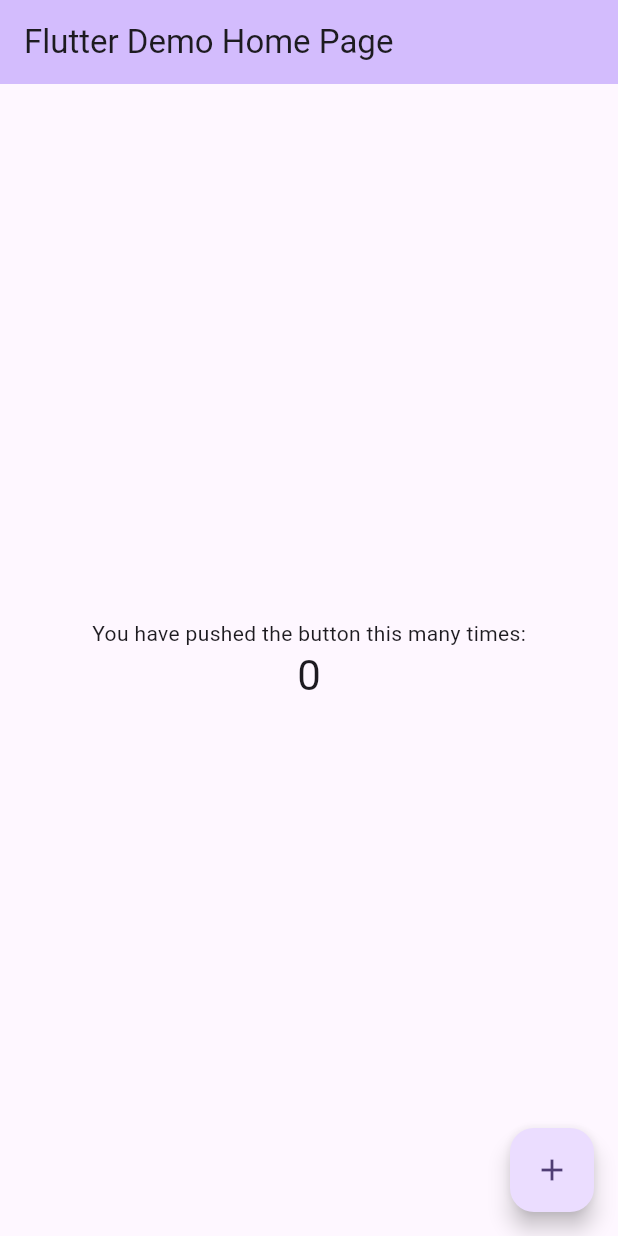
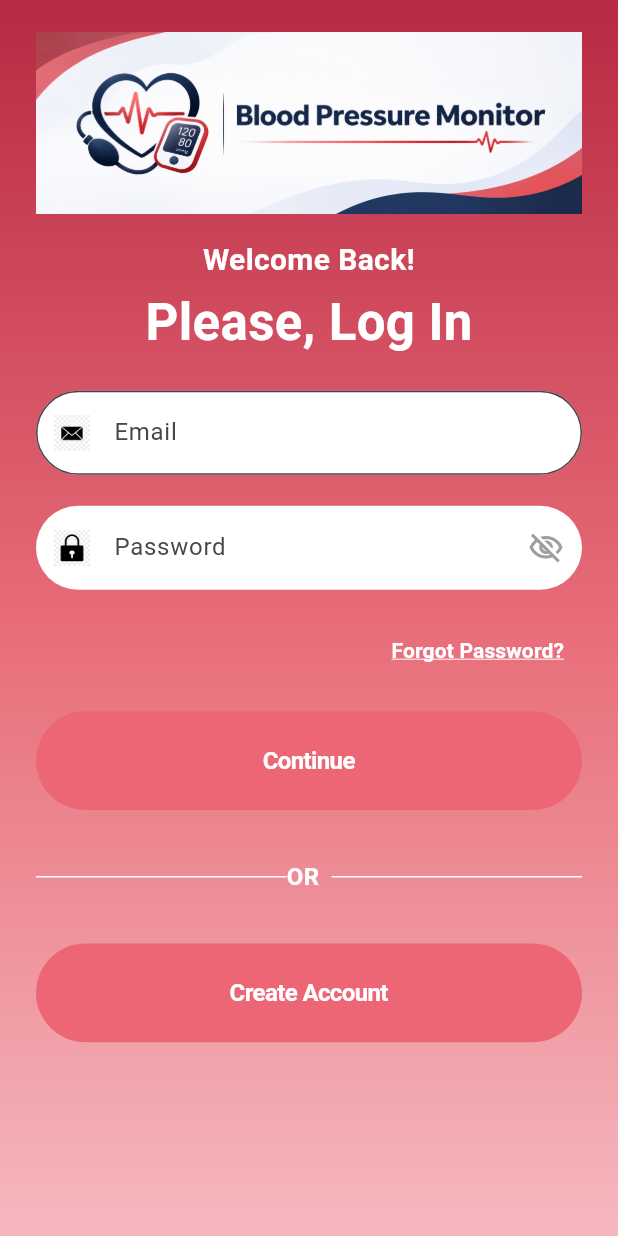
Before and after one commit to allisonvan/BloodPressureMonitorApp, a Flutter app: the screen it shows after launch, on a phone screen of 412 x 824 dp. Run offline on Flutter 3.47's test engine with Material 3 defaults, Android fonts, the phone set to English and light mode, and no system bars; our stand-ins replace firebase_auth, firebase_core; accounts and stored records are empty.

Commit message:
Add login UI and Firebase email authentication

```diff
--- /dev/null
+++ b/bloodpressureapplication/lib/loginpage_ui.dart
@@ -0,0 +1,383 @@
+import 'package:flutter/cupertino.dart';
+import 'package:flutter/material.dart';
+import 'package:firebase_auth/firebase_auth.dart';
+import 'package:bloodpressureapplication/createaccountgui.dart';
+import 'package:bloodpressureapplication/postloginpage.dart';
+
+
+String EmailIcon = 'assets/images/email_icon.png';
+String PasswordIcon = 'assets/images/password_icon.png';
+String PlaceholderIcon = 'assets/images/placeholder_icon.png';
+
+class LoginPageUI extends StatefulWidget {
+  const LoginPageUI({super.key});
+
+  @override
+  State<LoginPageUI> createState() => _LoginPageUIState();
+}
+
+class _LoginPageUIState extends State<LoginPageUI> {
+  final _formKey = GlobalKey<FormState>();
+  final _emailCtrl = TextEditingController();
+  final _passwordCtrl = TextEditingController();
+
+  bool _obscurePassword = true;
+  bool _isLoading = false;
+
+  @override
+  void dispose() {
+    _emailCtrl.dispose();
+    _passwordCtrl.dispose();
+    super.dispose();
+  }
+
+  Future<void> resetPassword() async {
+    final email = _emailCtrl.text.trim();
+    if (email.isEmpty) {
+      ScaffoldMessenger.of(context).showSnackBar(
+        const SnackBar(
+          content: Text("Please enter your email"),
+        ),
+      );
+      return;
+    }
+   try {
+    await FirebaseAuth.instance.sendPasswordResetEmail(email: email);
+    if (!mounted) return;
+    ScaffoldMessenger.of(context).showSnackBar(
+      const SnackBar(
+        content: Text("Password reset email sent"),
+      ),
+    );
+   } on FirebaseAuthException catch (e) {
+    if (!mounted) return;
+    ScaffoldMessenger.of(context).showSnackBar(
+      SnackBar(
+        content: Text(
+          e.code == 'invalid-email'
+            ? 'Please enter a valid email'
+            : 'Error sending password reset email. Please try again',
+            ),
+      ),
+    );
+   }
+  }
+
+  Future<void> _onContinue() async {
+    if (!_formKey.currentState!.validate()) {
+      return;
+    }
+    setState(() {
+      _isLoading = true;
+    });
+    try {
+      await FirebaseAuth.instance.signInWithEmailAndPassword(
+        email: _emailCtrl.text.trim(),
+        password: _passwordCtrl.text.trim(),
+      );
+      if (!mounted) return;
+      Navigator.pushReplacement(
+        context,
+        MaterialPageRoute(builder: (context) => const PostLoginPage()),
+      );
+    }
+      on FirebaseAuthException catch (e) {
+        if (!mounted) return;
+        String errorMessage;
+        switch (e.code) {
+          case 'invalid-email':
+            errorMessage = 'Please enter a valid email';
+            break;
+          case 'user-not-found':
+            errorMessage = 'No user found with this email';
+            break;
+          case 'wrong-password':
+            errorMessage = 'Incorrect password';
+            break;
+          default:
+            errorMessage = 'Error signing in. Please try again';
+        }
+        ScaffoldMessenger.of(context).showSnackBar(
+          SnackBar(
+            content: Text(errorMessage),
+            backgroundColor: Colors.red,
+          ),
+        );
+      }
+        finally {
+          if (mounted) {
+            setState(() {
+              _isLoading = false;
+            });
+          }
+        }
+      }
+
+  @override
+  Widget build(BuildContext context) {
+    final size = MediaQuery.of(context).size;
+
+    return Scaffold(
+      body: Container(
+        height:double.maxFinite,
+        decoration: const BoxDecoration(
+          gradient: LinearGradient(
+            colors: [
+              Color(0xFFF6B8BF),
+              Color(0xFFE76C78),
+              Color(0xFFB82943),
+            ],
+            begin: Alignment.bottomCenter,
+            end: Alignment.topCenter,
+          ),
+        ),
+
+        child: SafeArea(
+          child: SingleChildScrollView(
+          child: Padding(
+           padding: EdgeInsets.fromLTRB(24, 12, 24, 24),
+           child: Form(
+            key: _formKey,
+            child: Column(
+              children: [
+                Image.asset(
+                  "assets/images/Placeholder Header.png",
+                  height: size.height * 0.17,
+                  fit: BoxFit.contain,
+                  ),
+
+                SizedBox(height: size.height * 0.008),
+                const Text (
+                  "Welcome Back!",
+                  textAlign: TextAlign.center,
+                  style: TextStyle(
+                    fontSize: 20,
+                    fontWeight: FontWeight.w600,
+                    color: Colors.white,
+                  ),
+                ),
+                SizedBox(height: size.height * 0.004),
+                const Text(
+                  "Please, Log In",
+                  textAlign: TextAlign.center,
+                  style: TextStyle(
+                    fontSize: 34,
+                    fontWeight: FontWeight.w600,
+                    color: Colors.white,
+                  ),
+                ),
+                SizedBox(height: size.height * 0.025),
+
+                //Email Field
+                TextFormField(
+                  controller: _emailCtrl,
+                  keyboardType: TextInputType.emailAddress,
+                  style: const TextStyle(color: Colors.black),
+                  validator: (value) {
+                    if (value == null || value.trim().isEmpty) {
+                      return "Please enter your email";
+                    }
+                    if (!value.contains('@')) {
+                      return "Please enter a valid email";
+                    }
+
+                    return null;
+                  },
+
+                  decoration: InputDecoration(
+                    filled: true,
+                    hintText: "Email",
+                    prefixIcon: Padding(
+                      padding: const EdgeInsets.all(12.0),
+                      child: Image.asset("assets/images/Email_Icon.jpg", width: 20),
+                    ),
+                    fillColor: Colors.white,
+                    errorStyle: const TextStyle(
+                      color: Colors.white,
+                      fontWeight: FontWeight.w500,
+                    ),
+                    border: OutlineInputBorder(
+                      borderSide: const BorderSide(
+                        color:Colors.white, width: 1.5),
+                      borderRadius: BorderRadius.circular(37),
+                    ),
+                    focusedBorder: OutlineInputBorder(
+                      borderSide: const BorderSide(
+                        color: Colors.white, width: 1.5),
+                      borderRadius: BorderRadius.circular(37),
+                    ),
+                    focusedErrorBorder: OutlineInputBorder(
+                      borderSide: const BorderSide(
+                        color: Colors.white, width: 2),
+                      borderRadius: BorderRadius.circular(37),
+                    ),
+                  ),
+                ),
+
+                SizedBox(height: size.height * 0.025),
+
+                //Password Field
+                TextFormField(
+                  controller: _passwordCtrl,
+                  obscureText: _obscurePassword,
+                  style: const TextStyle(color: Colors.black),
+                  validator: (value) {
+                    if (value == null || value.trim().isEmpty) {
+                      return "Please enter your password";
+                    }
+                    return null;
+                  },
+
+                  decoration: InputDecoration(
+                    filled: true,
+                    hintText: "Password",
+                    prefixIcon: Padding(
+                      padding: const EdgeInsets.all(12.0),
+                      child: Image.asset("assets/images/Password_Icon.jpg", width: 20),
+                    ),
+                    suffixIcon: IconButton(
+                      icon: Icon(
+                        _obscurePassword
+                          ? Icons.visibility_off_outlined
+                          : Icons.visibility_outlined,
+                        color: Colors.grey,
+                      ),
+                      onPressed: () => setState (
+                        () => _obscurePassword = !_obscurePassword,
+                      ),
+                    ),
+                    fillColor: Colors.white,
+                    errorStyle: const TextStyle(
+                      color: Colors.white,
+                      fontWeight: FontWeight.w500,
+                    ),
+                    border: OutlineInputBorder(
+                      borderSide: BorderSide.none,
+                      borderRadius: BorderRadius.circular(37),
+                    ),
+                    focusedBorder: OutlineInputBorder(
+                      borderSide: const BorderSide(
+                        color: Colors.white, width: 1.5),
+                      borderRadius: BorderRadius.circular(37),
+                    ),
+                    focusedErrorBorder: OutlineInputBorder(
+                      borderSide:
+                      const BorderSide(color: Colors.white, width: 2),
+                      borderRadius: BorderRadius.circular(37),
+                    ),
+                  ),
+                ),
+
+                SizedBox(height: size.height * 0.02),
+                Align(
+                  alignment: Alignment.centerRight,
+                  child: TextButton(
+                    onPressed: resetPassword,
+                    child: const Text(
+                      "Forgot Password?",
+                      style: TextStyle(
+                        color: Colors.white,
+                        fontWeight: FontWeight.w600,
+                        decoration: TextDecoration.underline,
+                        decorationColor: Colors.white,
+                      ),
+                    ),
+                  ),
+                ),
+
+                SizedBox(height: size.height * 0.02),
+                //Continue Button
+                CupertinoButton(
+                  padding: EdgeInsets.zero,
+                  onPressed: _isLoading
+                      ? null
+                      : _onContinue,
+                  child: Container(
+                    alignment: Alignment.center,
+                    height: size.height * 0.080,
+                    width: double.infinity,
+                    decoration: BoxDecoration(
+                      color: const Color(0xFFED6675),
+                      borderRadius: BorderRadius.circular(37),
+                    ),
+
+                    child: _isLoading
+                        ? const SizedBox(
+                            height: 22,
+                            width: 22,
+                            child: CircularProgressIndicator(
+                              color: Colors.white,
+                              strokeWidth: 2.5,
+                            ),
+                          )
+                        : const Text(
+                            "Continue",
+                            style: TextStyle(
+                              color: Colors.white,
+                              fontWeight: FontWeight.w700,
+                              fontSize: 16,
+                            ),
+                          ),
+                  ),
+                ),
+
+                SizedBox(height: size.height * 0.04),
+                Row(
+                  children: [
+                    const Expanded(
+                      child: Divider(height: 1, color: Colors.white),
+                    ),
+                    const Text(
+                      "OR",
+                      style: TextStyle(
+                        color: Colors.white,
+                        fontWeight: FontWeight.w600,
+                        fontSize: 16,
+                      ),
+                    ),
+                    SizedBox(width: size.width * 0.02),
+                    const Expanded(
+                      child: Divider(height: 1, color: Colors.white),
+                    ),
+                  ],
+                ),
+
+                SizedBox(height: size.height * 0.04),
+                CupertinoButton(
+                  padding: EdgeInsets.zero,
+                  onPressed: () {
+                    Navigator.push(
+                      context,
+                      MaterialPageRoute(
+                        builder: (context) => const createAccount(),
+                      ),
+                    );
+                  },
+                      child: Container(
+                    alignment: Alignment.center,
+                    height: size.height * 0.080,
+                    width: double.infinity,
+                    decoration: BoxDecoration(
+                      color: const Color(0xFFED6675),
+                      borderRadius: BorderRadius.circular(37),
+                    ),
+                    child: const Text(
+                      "Create Account",
+                      style: TextStyle(
+                        color: Colors.white,
+                        fontWeight: FontWeight.w700,
+                        fontSize: 16,
+                      ),
+                    ),
+                  ),
+                ),
+              ],
+            ),
+           ),
+          ),
+        ),
+      ),
+      ),
+    );
+  }
+}
--- a/bloodpressureapplication/lib/main.dart
+++ b/bloodpressureapplication/lib/main.dart
@@ -1,10 +1,17 @@
 import 'package:bloodpressureapplication/createaccountgui.dart';
+import 'package:bloodpressureapplication/loginpage_ui.dart';
 import 'package:flutter/material.dart';
+import 'package:firebase_core/firebase_core.dart';
+import 'firebase_options.dart';
 
-void main() {
+Future<void> main() async {
+  WidgetsFlutterBinding.ensureInitialized();
+
+  await Firebase.initializeApp(
+    options: DefaultFirebaseOptions.currentPlatform,
+  );
   runApp(const MyApp());
 }
-
 class MyApp extends StatelessWidget {
   const MyApp({super.key});
 
@@ -12,26 +19,14 @@ class MyApp extends StatelessWidget {
   @override
   Widget build(BuildContext context) {
     return MaterialApp(
-      title: 'Flutter Demo',
+      debugShowCheckedModeBanner: false,
+      title: 'Blood Pressure Monitor',
       theme: ThemeData(
-        // This is the theme of your application.
-        //
-        // TRY THIS: Try running your application with "flutter run". You'll see
-        // the application has a purple toolbar. Then, without quitting the app,
-        // try changing the seedColor in the colorScheme below to Colors.green
-        // and then invoke "hot reload" (save your changes or press the "hot
-        // reload" button in a Flutter-supported IDE, or press "r" if you used
-        // the command line to start the app).
-        //
-        // Notice that the counter didn't reset back to zero; the application
-        // state is not lost during the reload. To reset the state, use hot
-        // restart instead.
-        //
-        // This works for code too, not just values: Most code changes can be
-        // tested with just a hot reload.
-        colorScheme: .fromSeed(seedColor: Colors.deepPurple),
+        colorScheme: .fromSeed(
+          seedColor: Colors.deepPurple,
+          ),
       ),
-      home: const MyHomePage(title: 'Flutter Demo Home Page'),
+      home: const LoginPageUI(),
     );
   }
 }
--- /dev/null
+++ b/bloodpressureapplication/lib/postloginpage.dart
@@ -0,0 +1,16 @@
+import 'package:flutter/material.dart';
+
+class PostLoginPage extends StatelessWidget {
+  const PostLoginPage({super.key});
+
+  @override
+  Widget build(BuildContext context) {
+    return Scaffold(
+      backgroundColor: Colors.white,
+      appBar: AppBar(
+        title: const Text('Home'),
+      ),
+      body: const SizedBox.shrink(),
+    );
+  }
+}
```
Also changed, not shown: bloodpressureapplication/pubspec.yaml (+6 -3 lines), bloodpressureapplication/assets/images/Email_Icon.jpg (added), bloodpressureapplication/assets/images/Password_Icon.jpg (added), bloodpressureapplication/assets/images/Placeholder Header.png (added), bloodpressureapplication/firebase.json (added), bloodpressureapplication/lib/firebase_options.dart (added), 5 other files.
